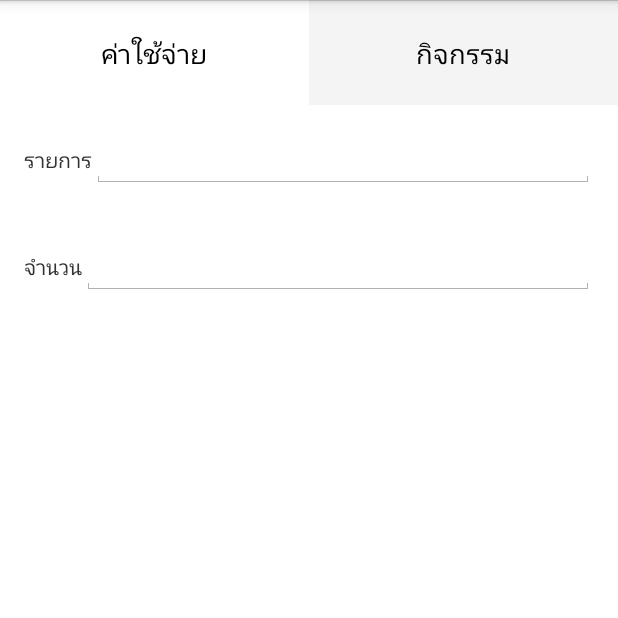
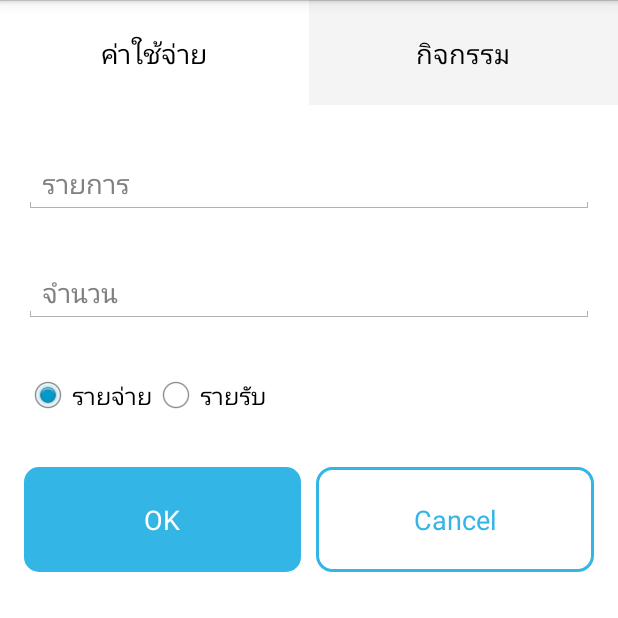
Before and after one commit to farmstyle1/plan-me, an Android app: the AddWorkActivity screen opened directly, with no data from a screen before it, on a phone screen of 412 x 824 dp, the top half of it. Run offline under Robolectric (Android 15) with nearby library versions, the phone set to English and light mode, and no system bars.

Commit message:
expense layout

```diff
--- a/app/src/main/java/com/pinbook/planme/AddWorkActivity.java
+++ b/app/src/main/java/com/pinbook/planme/AddWorkActivity.java
@@ -20,9 +20,9 @@ public class AddWorkActivity extends FragmentActivity {
     Button btnExpenses;
     Button btnWorks;
     final int[] colors = {
-            Color.rgb(255, 255, 255), // #F64747
+            Color.rgb(255, 255, 255),
             Color.rgb(244, 244, 244)
-    }; // #9A12B3
+    };
 
 
     @Override
--- /dev/null
+++ b/app/src/main/java/com/pinbook/planme/DB/MyDBHelper.java
@@ -0,0 +1,32 @@
+package com.pinbook.planme.DB;
+
+import android.content.Context;
+import android.database.sqlite.SQLiteDatabase;
+import android.database.sqlite.SQLiteOpenHelper;
+
+/**
+ * Created by admin on 17/11/2558.
+ */
+public class MyDBHelper extends SQLiteOpenHelper {
+    private SQLiteDatabase db;
+    private static final String DB_NAME = "planme";
+    private static final int DB_VERSION = 1;
+
+
+    public MyDBHelper(Context context) {
+        super(context, DB_NAME, null, DB_VERSION);
+
+    }
+
+    @Override
+    public void onCreate(SQLiteDatabase db) {
+
+
+
+    }
+
+    @Override
+    public void onUpgrade(SQLiteDatabase db, int oldVersion, int newVersion) {
+
+    }
+}
--- a/app/src/main/java/com/pinbook/planme/Fragment/FragmentExpenses.java
+++ b/app/src/main/java/com/pinbook/planme/Fragment/FragmentExpenses.java
@@ -3,9 +3,15 @@ package com.pinbook.planme.Fragment;
 import android.os.Bundle;
 import android.support.annotation.Nullable;
 import android.support.v4.app.Fragment;
+import android.util.Log;
 import android.view.LayoutInflater;
 import android.view.View;
 import android.view.ViewGroup;
+import android.widget.Button;
+import android.widget.CheckBox;
+import android.widget.CompoundButton;
+import android.widget.RadioButton;
+import android.widget.RadioGroup;
 
 import com.pinbook.planme.R;
 
@@ -13,10 +19,37 @@ import com.pinbook.planme.R;
  * Created by admin on 16/11/2558.
  */
 public class FragmentExpenses extends Fragment{
+    private RadioGroup radioGroup;
+    private RadioButton radioButton;
+    private Button btnCancel, btnOK;
     @Nullable
     @Override
     public View onCreateView(LayoutInflater inflater, ViewGroup container, Bundle savedInstanceState) {
-        View rootView = inflater.inflate(R.layout.fragment_expense,container,false);
+        View rootView = inflater.inflate(R.layout.fragment_expense, container, false);
+
+
+
+        btnCancel = (Button)rootView.findViewById(R.id.btnCancel);
+        btnCancel.setOnClickListener(new View.OnClickListener() {
+            @Override
+            public void onClick(View v) {
+                getActivity().finish();
+            }
+        });
+
+        btnOK = (Button)rootView.findViewById(R.id.btnOK);
+        btnOK.setOnClickListener(new View.OnClickListener() {
+            @Override
+            public void onClick(View v) {
+
+            }
+        });
+
+
+
+
+
+
         return rootView;
     }
 }
--- /dev/null
+++ b/app/src/main/res/drawable/button_cancel.xml
@@ -0,0 +1,7 @@
+<?xml version="1.0" encoding="utf-8"?>
+<shape xmlns:android="http://schemas.android.com/apk/res/android"
+    android:shape="rectangle">
+
+    <solid android:color="@color/white"/>
+    <stroke android:width="2dp" android:color="@color/holoColor"/>
+    <corners android:radius="10dp"/> </shape>
--- /dev/null
+++ b/app/src/main/res/drawable/button_ok.xml
@@ -0,0 +1,6 @@
+<?xml version="1.0" encoding="utf-8"?>
+<shape xmlns:android="http://schemas.android.com/apk/res/android"
+    android:shape="rectangle">
+
+    <solid android:color="@color/holoColor"/>
+    <corners android:radius="10dp"/> </shape>
--- a/app/src/main/res/layout/fragment_day.xml
+++ b/app/src/main/res/layout/fragment_day.xml
@@ -9,15 +9,15 @@
     <ListView
         android:id="@+id/listViewActivity"
         android:layout_width="fill_parent"
-        android:layout_height="0dp"
-        android:layout_weight="20"
-        android:layout_below="@+id/lisViewHead"></ListView>
+        android:layout_height="fill_parent"
+        android:layout_weight="10"></ListView>
 
     <ImageView
         android:id="@+id/addition"
         android:layout_weight="1"
         android:layout_width="50dp"
         android:layout_height="50dp"
-        android:src="@drawable/add"/>
+        android:layout_margin="@dimen/activity_vertical_margin"
+        android:src="@drawable/addition"/>
 
 </LinearLayout>
--- a/app/src/main/res/layout/fragment_expense.xml
+++ b/app/src/main/res/layout/fragment_expense.xml
@@ -2,20 +2,20 @@
 <RelativeLayout xmlns:android="http://schemas.android.com/apk/res/android"
     android:layout_width="match_parent"
     android:layout_height="match_parent"
+    android:paddingTop="@dimen/activity_vertical_margin"
     android:background="#fff" >
+
 
   <LinearLayout
       android:id="@+id/listLayout"
       android:padding="@dimen/activity_horizontal_margin"
       android:layout_width="match_parent"
       android:layout_height="wrap_content">
-      <TextView
-          android:layout_width="wrap_content"
-          android:layout_height="wrap_content"
-          android:text="รายการ"/>
+
       <EditText
           android:layout_width="fill_parent"
-          android:layout_height="wrap_content" />
+          android:layout_height="wrap_content"
+          android:hint="รายการ"/>
   </LinearLayout>
     <LinearLayout
         android:id="@+id/priceLayout"
@@ -23,16 +23,68 @@
         android:padding="@dimen/activity_horizontal_margin"
         android:layout_width="match_parent"
         android:layout_height="wrap_content">
-        <TextView
 
-            android:layout_width="wrap_content"
-            android:layout_height="wrap_content"
-            android:text="จำนวน"/>
         <EditText
 
             android:layout_width="fill_parent"
+            android:layout_height="wrap_content"
+            android:hint="จำนวน"/>
+
+    </LinearLayout>
+    <LinearLayout
+        android:id="@+id/checkboxLayout"
+        android:layout_below="@id/priceLayout"
+        android:padding="@dimen/activity_horizontal_margin"
+        android:layout_width="fill_parent"
+        android:layout_height="wrap_content">
+        <RadioGroup
+            android:id="@+id/radioGroup"
+            android:layout_width="fill_parent"
+            android:layout_height="wrap_content"
+            android:orientation="horizontal">
+            <RadioButton
+                android:id="@+id/rdExpenses"
+                android:layout_width="wrap_content"
+                android:layout_height="wrap_content"
+                android:text="รายจ่าย"
+                android:checked="true"/>
+            <RadioButton
+                android:id="@+id/rdIncome"
+                android:layout_width="wrap_content"
+                android:layout_height="wrap_content"
+                android:text="รายรับ" />
+
+        </RadioGroup>
+
+
+    </LinearLayout>
+    <LinearLayout
+        android:id="@+id/btnLayout"
+        android:layout_below="@+id/checkboxLayout"
+        android:padding="@dimen/activity_horizontal_margin"
+        android:layout_width="match_parent"
+        android:layout_height="wrap_content">
+
+        <Button
+            android:id="@+id/btnOK"
+            android:layout_width="0dp"
+            android:layout_weight="1"
+            android:layout_height="70dp"
+            android:background="@drawable/button_ok"
+            android:text="OK"
+            android:textColor="@color/white"/>
+
+        <TextView
+            android:layout_width="10dp"
             android:layout_height="wrap_content" />
-
+        <Button
+            android:id="@+id/btnCancel"
+            android:layout_width="0dp"
+            android:layout_weight="1"
+            android:layout_height="70dp"
+            android:background="@drawable/button_cancel"
+            android:text="Cancel"
+            android:textColor="@color/holoColor"/>
     </LinearLayout>
 
 </RelativeLayout>
--- a/app/src/main/res/values/colors.xml
+++ b/app/src/main/res/values/colors.xml
@@ -5,4 +5,10 @@
     <color name="colorAccent">#FF4081</color>
     <color name="white">#FFF</color>
     <color name="black">#000</color>
+
+
+    <color name="holoColor">#33b5e5</color>
+
+
+
 </resources>
```
Also changed, not shown: app/src/main/res/drawable/addition.png (added), 208 other files.
